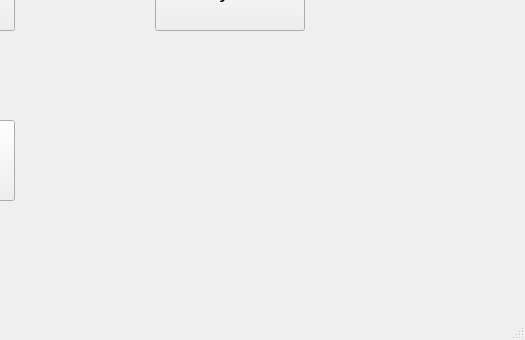
First picture: the form in assemtool/ast.ui, repository NkAntony777/Assemble-tool, before the edit; both pictures show x 275 to 800 and y 260 to 600 of the 800 by 600 pixel window.
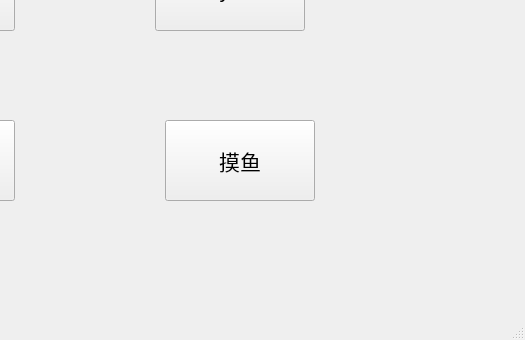
Second picture: the form after the edit. Icons and pictures are not drawn.

The edit to the form file:
```diff
--- a/assemtool/ast.ui
+++ b/assemtool/ast.ui
@@ -131,6 +131,36 @@
      <string>littletool</string>
     </property>
    </widget>
+   <widget class="QPushButton" name="littletool_2">
+    <property name="geometry">
+     <rect>
+      <x>440</x>
+      <y>380</y>
+      <width>150</width>
+      <height>81</height>
+     </rect>
+    </property>
+    <property name="minimumSize">
+     <size>
+      <width>100</width>
+      <height>60</height>
+     </size>
+    </property>
+    <property name="maximumSize">
+     <size>
+      <width>150</width>
+      <height>90</height>
+     </size>
+    </property>
+    <property name="font">
+     <font>
+      <pointsize>16</pointsize>
+     </font>
+    </property>
+    <property name="text">
+     <string>摸鱼</string>
+    </property>
+   </widget>
   </widget>
   <widget class="QMenuBar" name="menubar">
    <property name="geometry">
```
